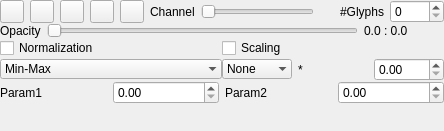
This is Modules/Bundles/org.mitk.gui.qt.diffusionimaging/src/internal/QmitkControlVisualizationPropertiesViewControls.ui in MITK/MITK as Qt 5 draws it before an edit. The edited form follows.
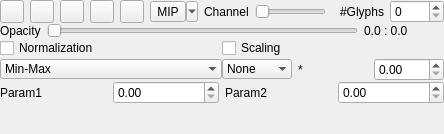
This is the edited form. Custom widgets are drawn as their Qt base class.

Commit message: new options for thickslice rendering

What changed in the file:
```diff
--- a/Modules/Bundles/org.mitk.gui.qt.diffusionimaging/src/internal/QmitkControlVisualizationPropertiesViewControls.ui
+++ b/Modules/Bundles/org.mitk.gui.qt.diffusionimaging/src/internal/QmitkControlVisualizationPropertiesViewControls.ui
@@ -7,7 +7,7 @@
     <x>0</x>
     <y>0</y>
     <width>444</width>
-    <height>131</height>
+    <height>134</height>
    </rect>
   </property>
   <property name="sizePolicy">
@@ -130,6 +130,28 @@
         </property>
        </widget>
       </item>
+      <item>
+       <widget class="QToolButton" name="m_TSMenu">
+        <property name="toolTip">
+         <string comment="Toggle visibility of ODF glyphs" extracomment="Toggle visibility of ODF glyphs">Multislice Projection</string>
+        </property>
+        <property name="statusTip">
+         <string comment="Toggle visibility of ODF glyphs" extracomment="Toggle visibility of ODF glyphs">Multislice Projection</string>
+        </property>
+        <property name="whatsThis">
+         <string comment="Toggle visibility of ODF glyphs" extracomment="Toggle visibility of ODF glyphs">Multislice Projection</string>
+        </property>
+        <property name="text">
+         <string>MIP</string>
+        </property>
+        <property name="popupMode">
+         <enum>QToolButton::MenuButtonPopup</enum>
+        </property>
+        <property name="arrowType">
+         <enum>Qt::NoArrow</enum>
+        </property>
+       </widget>
+      </item>
       <item>
        <widget class="QLabel" name="label_channel">
         <property name="text">
```
The commit also changes 2 other files.
